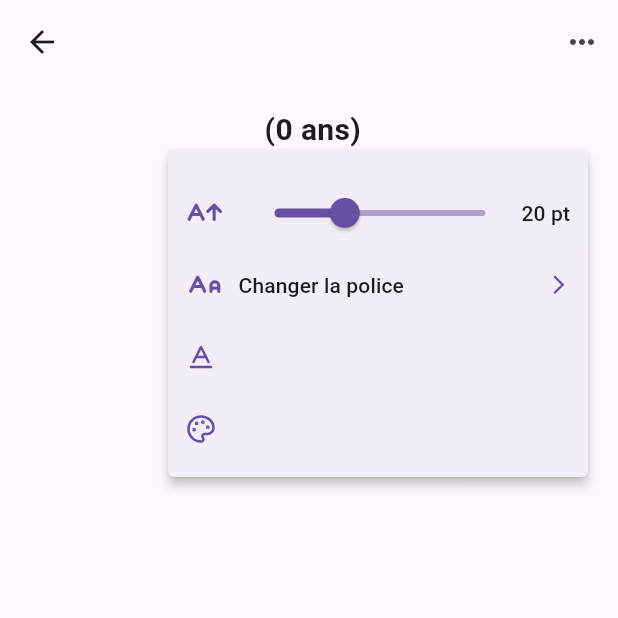
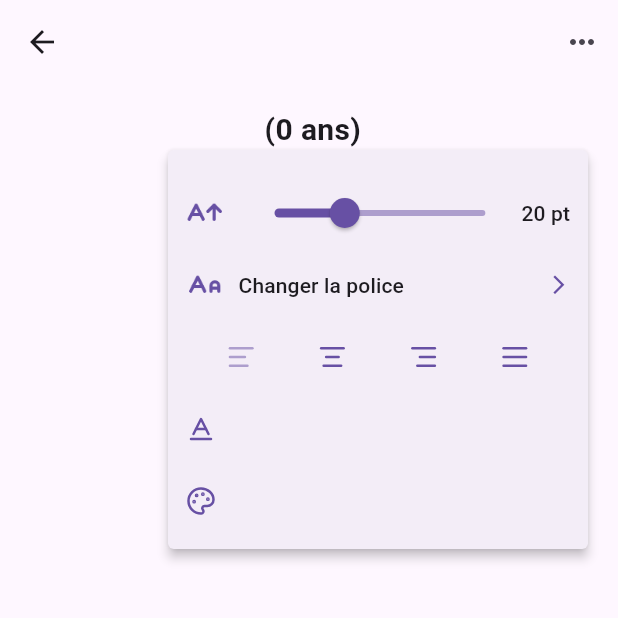
Before and after one commit to el2zay/anonity_ui, a Flutter app: the ShowPostPage screen opened directly with empty values, after a tap on the "keyboard control" icon, on a phone screen of 412 x 824 dp, the top half of it. Run offline on Flutter 3.47's test engine with Material 3 defaults, Android fonts, the light colour scheme and no system bars; our stand-ins replace expandable_text, flutter_dotenv, image_picker, lucide_icons, qr_flutter, shared_preferences; missing offline and left inert: qr_code_scanner; accounts and stored records are empty; network calls fail.

Commit message:
Slider fonctionnel et alignement du texte

```diff
--- a/lib/pages/show_post.dart
+++ b/lib/pages/show_post.dart
@@ -1,7 +1,7 @@
+import 'package:anonity/main.dart';
 import 'package:flutter/material.dart';
 import 'package:lucide_icons/lucide_icons.dart';
-
-double _fontSize = 20;
+import 'package:shared_preferences/shared_preferences.dart';
 
 class ShowPostPage extends StatefulWidget {
   final String title;
@@ -22,6 +22,11 @@ class ShowPostPage extends StatefulWidget {
 }
 
 class _ShowPostPageState extends State<ShowPostPage> {
+  void _saveAlign(int alignment) async {
+    final prefs = await SharedPreferences.getInstance();
+    prefs.setInt('align', alignment);
+  }
+
   @override
   Widget build(BuildContext context) {
     return Scaffold(
@@ -35,16 +40,9 @@ class _ShowPostPageState extends State<ShowPostPage> {
                 context: context,
                 position: const RelativeRect.fromLTRB(100, 100, 20, 100),
                 items: [
-                  const PopupMenuItem(
-                    child: Column(
-                      children: [
-                        SizedBox(height: 10),
-                        TextSizeSlider(),
-                      ],
-                    ),
-                  ),
+                  _buildTextSizeMenu(),
                   PopupMenuItem(
-                    value: 1,
+                    value: 2,
                     child: InkWell(
                       onTap: () {},
                       child: Row(
@@ -68,7 +66,70 @@ class _ShowPostPageState extends State<ShowPostPage> {
                     ),
                   ),
                   PopupMenuItem(
-                    value: 2,
+                      value: 1,
+                      child: Row(
+                        mainAxisAlignment: MainAxisAlignment.spaceEvenly,
+                        children: [
+                          IconButton(
+                              onPressed: () {
+                                setState(() {
+                                  align = 0;
+                                  _saveAlign(align);
+                                });
+                              },
+                              icon: Icon(
+                                LucideIcons.alignLeft,
+                                color: Theme.of(context)
+                                    .primaryColor
+                                    .withOpacity(align == 0 ? 0.5 : 1),
+                                size: 20,
+                              )),
+                          IconButton(
+                              onPressed: () {
+                                setState(() {
+                                  align = 2;
+                                  _saveAlign(align);
+                                });
+                              },
+                              icon: Icon(
+                                LucideIcons.alignCenter,
+                                color: Theme.of(context)
+                                    .primaryColor
+                                    .withOpacity(align == 2 ? 0.5 : 1),
+                                size: 20,
+                              )),
+                          IconButton(
+                              onPressed: () {
+                                setState(() {
+                                  align = 1;
+                                  _saveAlign(align);
+                                });
+                              },
+                              icon: Icon(
+                                LucideIcons.alignRight,
+                                color: Theme.of(context)
+                                    .primaryColor
+                                    .withOpacity(align == 1 ? 0.5 : 1),
+                                size: 20,
+                              )),
+                          IconButton(
+                              onPressed: () {
+                                setState(() {
+                                  align = 3;
+                                  _saveAlign(align);
+                                });
+                              },
+                              icon: Icon(
+                                LucideIcons.alignJustify,
+                                color: Theme.of(context)
+                                    .primaryColor
+                                    .withOpacity(align == 3 ? 0.5 : 1),
+                                size: 20,
+                              )),
+                        ],
+                      )),
+                  PopupMenuItem(
+                    value: 3,
                     child: Icon(
                       LucideIcons.baseline,
                       color: Theme.of(context).primaryColor,
@@ -76,7 +137,7 @@ class _ShowPostPageState extends State<ShowPostPage> {
                     ),
                   ),
                   PopupMenuItem(
-                    value: 3,
+                    value: 4,
                     child: Icon(
                       LucideIcons.palette,
                       color: Theme.of(context).primaryColor,
@@ -95,36 +156,70 @@ class _ShowPostPageState extends State<ShowPostPage> {
           child: Column(
             crossAxisAlignment: CrossAxisAlignment.stretch,
             children: [
-              Text(
-                "${widget.title} (${widget.age} ans)",
-                style: const TextStyle(
-                  fontWeight: FontWeight.w700,
-                  fontSize: 20,
+              Text("${widget.title} (${widget.age} ans)",
+                  style: const TextStyle(
+                    fontWeight: FontWeight.w700,
+                    fontSize: 20,
+                  ),
+                  textAlign: TextAlign.center),
+              const SizedBox(height: 25),
+              Padding(
+                padding: const EdgeInsets.only(left: 10.0),
+                child: Text(
+                  widget.subject,
+                  style: TextStyle(fontSize: fontSize),
+                  textAlign: TextAlign.values[align],
                 ),
-                textAlign: TextAlign.center,
-              ),
-              const SizedBox(height: 25),
-              Text(
-                widget.subject,
-                style: TextStyle(fontSize: _fontSize),
-                textAlign: TextAlign.center,
-              ),
+              )
             ],
           ),
         ),
       ),
     );
   }
+
+  PopupMenuItem _buildTextSizeMenu() {
+    return PopupMenuItem(
+      child: Column(
+        children: [
+          const SizedBox(height: 10),
+          TextSizeSlider(
+            initialFontSize: fontSize,
+            onChanged: (value) {
+              setState(() {
+                fontSize = value;
+              });
+            },
+          ),
+        ],
+      ),
+    );
+  }
 }
 
 class TextSizeSlider extends StatefulWidget {
-  const TextSizeSlider({super.key});
+  final double initialFontSize;
+  final ValueChanged<double> onChanged;
+
+  const TextSizeSlider({
+    super.key,
+    required this.initialFontSize,
+    required this.onChanged,
+  });
 
   @override
   createState() => _TextSizeSliderState();
 }
 
 class _TextSizeSliderState extends State<TextSizeSlider> {
+  late double _fontSize;
+
+  @override
+  void initState() {
+    super.initState();
+    _fontSize = widget.initialFontSize;
+  }
+
   @override
   Widget build(BuildContext context) {
     return Row(
@@ -146,6 +241,11 @@ class _TextSizeSliderState extends State<TextSizeSlider> {
               setState(() {
                 _fontSize = value;
               });
+              widget.onChanged(value);
+            },
+            onChangeEnd: (value) async {
+              final prefs = await SharedPreferences.getInstance();
+              prefs.setDouble("fontSize", value);
             },
           ),
         ),
--- a/lib/src/widgets/post_card_widget.dart
+++ b/lib/src/widgets/post_card_widget.dart
@@ -1,6 +1,7 @@
 // ignore_for_file: use_build_context_synchronously
 
 import 'package:anonity/pages/show_post.dart';
+import 'package:flutter/foundation.dart';
 import 'package:flutter/material.dart';
 import 'package:lucide_icons/lucide_icons.dart';
 import 'package:flutter/services.dart';
@@ -134,7 +135,9 @@ class _PostCardState extends State<PostCard> {
               ),
             ),
             const SizedBox(height: 15),
-            Row(
+            kIsWeb
+                ? const SizedBox()
+                : Row(
                     mainAxisAlignment: MainAxisAlignment.spaceAround,
                     children: [
                       GestureDetector(
```
Also changed, not shown: lib/main.dart (+21 -5 lines), lib/pages/home.dart (+7 -15 lines). Lines whose indentation alone changed are shown as unchanged.
